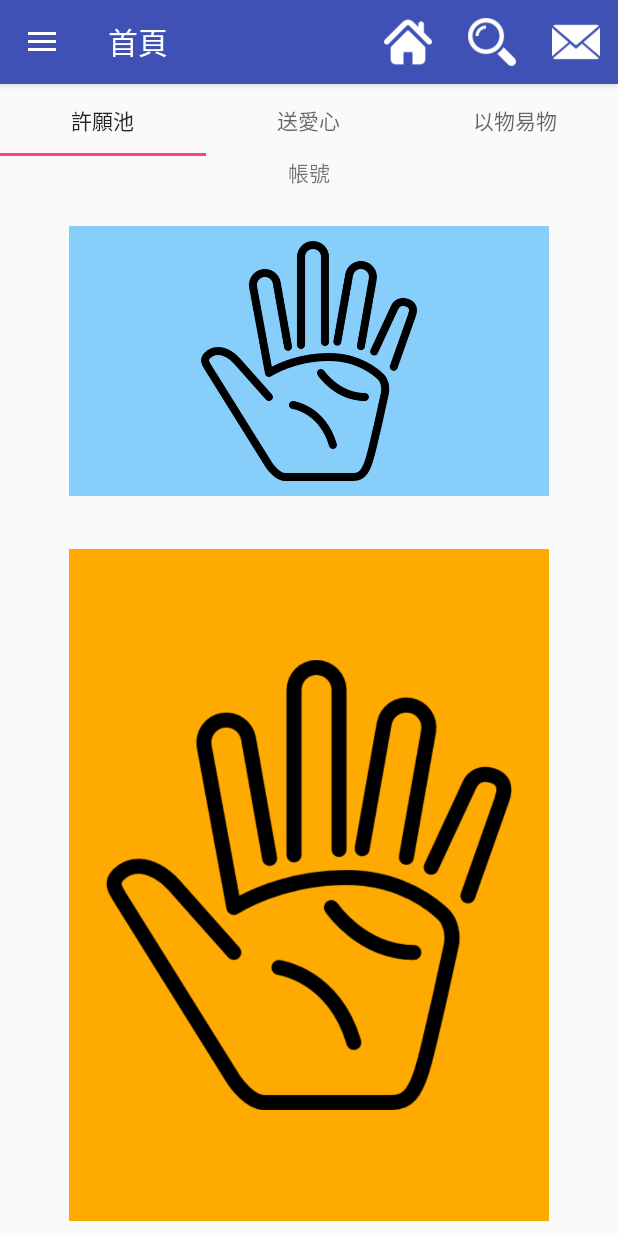
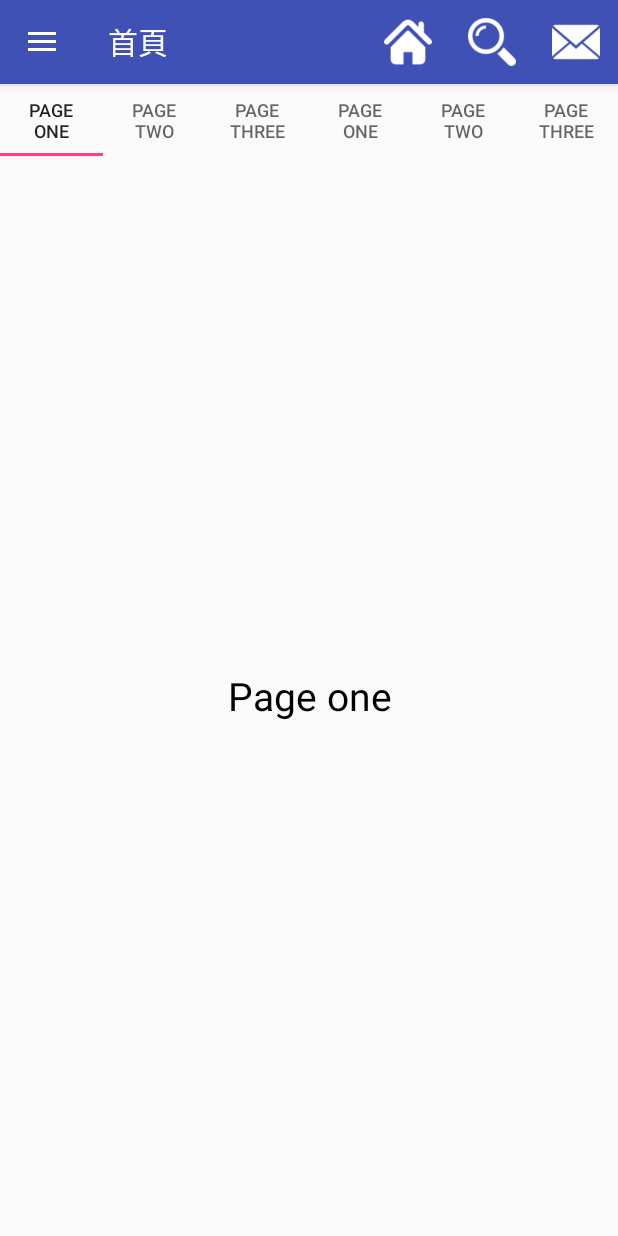
Before and after one commit to Apocalypse06/WeShareAPP, an Android app: the screen it shows after launch (MainActivity), after a tap on "首頁", on a phone screen of 412 x 824 dp. Run offline under Robolectric (Android 15) with nearby library versions, the phone set to English and light mode, and no system bars; 1 other tap on this screen came first.

Commit message:
ViewPage完成

```diff
--- a/app/src/main/java/com/example/ntut/weshare/MainActivity.java
+++ b/app/src/main/java/com/example/ntut/weshare/MainActivity.java
@@ -7,12 +7,15 @@ import android.content.pm.PackageManager;
 import android.graphics.Bitmap;
 import android.os.Bundle;
 import android.support.design.widget.NavigationView;
+import android.support.design.widget.TabLayout;
 import android.support.v4.app.ActivityCompat;
 import android.support.v4.app.Fragment;
 import android.support.v4.app.FragmentManager;
 import android.support.v4.app.FragmentTransaction;
 import android.support.v4.content.ContextCompat;
 import android.support.v4.view.GravityCompat;
+import android.support.v4.view.PagerAdapter;
+import android.support.v4.view.ViewPager;
 import android.support.v4.widget.DrawerLayout;
 import android.support.v7.app.ActionBar;
 import android.support.v7.app.ActionBarDrawerToggle;
@@ -22,6 +25,7 @@ import android.view.Menu;
 import android.view.MenuInflater;
 import android.view.MenuItem;
 import android.view.View;
+import android.view.ViewGroup;
 import android.widget.ImageView;
 import android.widget.TextView;
 import android.widget.Toast;
@@ -38,8 +42,13 @@ import com.example.ntut.weshare.member.MemberRegisterActivity;
 import com.example.ntut.weshare.member.MemberUpdateActivity;
 import com.example.ntut.weshare.member.User;
 import com.example.ntut.weshare.member.historyFragment;
+import com.example.ntut.weshare.viewtest.PageOne;
+import com.example.ntut.weshare.viewtest.PageThree;
+import com.example.ntut.weshare.viewtest.PageTwo;
+import com.example.ntut.weshare.viewtest.PageView;
 import com.example.ntut.weshare.viewtest.ViewActivity;
 
+import java.util.ArrayList;
 import java.util.List;
 
 import static com.example.ntut.weshare.R.id.etNumber;
@@ -56,6 +65,11 @@ public class MainActivity extends AppCompatActivity {
     private TextView testUser;
 
     Bitmap bitmap = null;
+
+    private TabLayout mTablayout;
+    private ViewPager mViewPager;
+    private List<PageView> pageList;
+
 
     private final static int REQ_PERMISSIONS = 0;
 
@@ -111,8 +125,6 @@ public class MainActivity extends AppCompatActivity {
     }
 
 
-
-
     private void askPermissions() {
         String[] permissions = {
                 Manifest.permission.WRITE_EXTERNAL_STORAGE
@@ -126,7 +138,6 @@ public class MainActivity extends AppCompatActivity {
                     REQ_PERMISSIONS);
         }
     }
-
 
 
     private void cleanPreferences() {
@@ -197,7 +208,63 @@ public class MainActivity extends AppCompatActivity {
         Fragment fragment = new HomeFragment();
         switchFragment(fragment);
         setTitle(R.string.tx_homeIndex);
+
+        mTablayout = (TabLayout) findViewById(R.id.tabs);
+        mTablayout.addTab(mTablayout.newTab().setText("Page one"));
+        mTablayout.addTab(mTablayout.newTab().setText("Page two"));
+        mTablayout.addTab(mTablayout.newTab().setText("Page three"));
+
+        mViewPager = (ViewPager) findViewById(R.id.pager);
+        mViewPager.setAdapter(new SamplePagerAdapter());
+        initListener();
+
     }
+
+    private class SamplePagerAdapter extends PagerAdapter {
+
+        @Override
+        public int getCount() {
+            return pageList.size();
+        }
+
+        @Override
+        public boolean isViewFromObject(View view, Object o) {
+            return o == view;
+        }
+
+        @Override
+        public Object instantiateItem(ViewGroup container, int position) {
+            container.addView(pageList.get(position));
+            return pageList.get(position);
+        }
+
+        @Override
+        public void destroyItem(ViewGroup container, int position, Object object) {
+            container.removeView((View) object);
+        }
+
+    }
+
+    private void initListener() {
+        mTablayout.setOnTabSelectedListener(new TabLayout.OnTabSelectedListener() {
+            @Override
+            public void onTabSelected(TabLayout.Tab tab) {
+                mViewPager.setCurrentItem(tab.getPosition());
+            }
+
+            @Override
+            public void onTabUnselected(TabLayout.Tab tab) {
+
+            }
+
+            @Override
+            public void onTabReselected(TabLayout.Tab tab) {
+
+            }
+        });
+        mViewPager.addOnPageChangeListener(new TabLayout.TabLayoutOnPageChangeListener(mTablayout));
+    }
+
 
     private void switchFragment(Fragment fragment) {
         FragmentManager fragmentManager = getSupportFragmentManager();
@@ -212,6 +279,12 @@ public class MainActivity extends AppCompatActivity {
         actionBarDrawerToggle = new ActionBarDrawerToggle(this, drawerLayout, R.string.tx_open, R.string.tx_close);
         drawerLayout.setDrawerListener(actionBarDrawerToggle);
 
+        ///
+        pageList = new ArrayList<>();
+        pageList.add(new PageOne(MainActivity.this));
+        pageList.add(new PageTwo(MainActivity.this));
+        pageList.add(new PageThree(MainActivity.this));
+        ///
 
         NavigationView view = (NavigationView) findViewById(R.id.navigation_view);
         SharedPreferences pref = getSharedPreferences(Common.PREF_FILE, MODE_PRIVATE);
@@ -228,7 +301,7 @@ public class MainActivity extends AppCompatActivity {
         pref = getSharedPreferences(Common.PREF_FILE, MODE_PRIVATE);
         String name = pref.getString("name", "尚未登入，請進行登入");
         login = pref.getBoolean("login", false);
-        if(login == true){
+        if (login == true) {
             showAllSpots();
             ivUser.setImageBitmap(bitmap);
             tvUserName.setText(name + "  歡迎回來");
--- /dev/null
+++ b/app/src/main/java/com/example/ntut/weshare/PageOne.java
@@ -0,0 +1,26 @@
+package com.example.ntut.weshare;
+
+import android.content.Context;
+import android.view.LayoutInflater;
+import android.view.View;
+import android.widget.TextView;
+
+/**
+ * Created by rick on 2016/7/9.
+ */
+
+public class PageOne extends PageView {
+    public PageOne(Context context) {
+        super(context);
+        View view = LayoutInflater.from(context).inflate(R.layout.page_content, null);
+        TextView textView = (TextView) view.findViewById(R.id.text);
+        textView.setText("Page one");
+        addView(view);
+
+    }
+
+    @Override
+    public void refresh() {
+
+    }
+}
--- /dev/null
+++ b/app/src/main/java/com/example/ntut/weshare/PageThree.java
@@ -0,0 +1,25 @@
+package com.example.ntut.weshare;
+
+import android.content.Context;
+import android.view.LayoutInflater;
+import android.view.View;
+import android.widget.TextView;
+
+/**
+ * Created by rick on 2016/7/9.
+ */
+
+public class PageThree extends PageView {
+    public PageThree(Context context) {
+        super(context);
+        View view = LayoutInflater.from(context).inflate(R.layout.page_content, null);
+        TextView textView = (TextView) view.findViewById(R.id.text);
+        textView.setText("Page Three");
+        addView(view);
+    }
+
+    @Override
+    public void refresh() {
+
+    }
+}
--- /dev/null
+++ b/app/src/main/java/com/example/ntut/weshare/PageTwo.java
@@ -0,0 +1,25 @@
+package com.example.ntut.weshare;
+
+import android.content.Context;
+import android.view.LayoutInflater;
+import android.view.View;
+import android.widget.TextView;
+
+/**
+ * Created by rick on 2016/7/9.
+ */
+
+public class PageTwo extends PageView {
+    public PageTwo(Context context) {
+        super(context);
+        View view = LayoutInflater.from(context).inflate(R.layout.page_content, null);
+        TextView textView = (TextView) view.findViewById(R.id.text);
+        textView.setText("Page two");
+        addView(view);
+    }
+
+    @Override
+    public void refresh() {
+
+    }
+}
--- /dev/null
+++ b/app/src/main/java/com/example/ntut/weshare/PageView.java
@@ -0,0 +1,16 @@
+package com.example.ntut.weshare;
+
+import android.content.Context;
+import android.widget.RelativeLayout;
+
+/**
+ * Created by rick on 2016/7/9.
+ */
+
+public abstract class PageView extends RelativeLayout {
+    public PageView(Context context) {
+        super(context);
+    }
+
+    public abstract void refresh();
+}
--- a/app/src/main/java/com/example/ntut/weshare/viewtest/ViewActivity.java
+++ b/app/src/main/java/com/example/ntut/weshare/viewtest/ViewActivity.java
@@ -18,6 +18,7 @@ public class ViewActivity extends AppCompatActivity {
     private TabLayout mTablayout;
     private ViewPager mViewPager;
     private List<PageView> pageList;
+
     @Override
     protected void onCreate(Bundle savedInstanceState) {
         super.onCreate(savedInstanceState);
@@ -41,7 +42,8 @@ public class ViewActivity extends AppCompatActivity {
 
         mViewPager = (ViewPager) findViewById(R.id.pager);
         mViewPager.setAdapter(new SamplePagerAdapter());
-        initListener();
+//        mViewPager.setAdapter(new SamplePagerAdapter());
+//        initListener();
     }
 
     private void initListener() {
@@ -82,6 +84,7 @@ public class ViewActivity extends AppCompatActivity {
             container.addView(pageList.get(position));
             return pageList.get(position);
         }
+
         @Override
         public void destroyItem(ViewGroup container, int position, Object object) {
             container.removeView((View) object);
--- a/app/src/main/res/layout/activity_main.xml
+++ b/app/src/main/res/layout/activity_main.xml
@@ -1,12 +1,29 @@
 <?xml version="1.0" encoding="utf-8"?>
-
-
 <android.support.v4.widget.DrawerLayout xmlns:android="http://schemas.android.com/apk/res/android"
     xmlns:app="http://schemas.android.com/apk/res-auto"
     xmlns:tools="http://schemas.android.com/tools"
     android:id="@+id/home_index"
     android:layout_width="match_parent"
     android:layout_height="match_parent">
+
+    <RelativeLayout xmlns:android="http://schemas.android.com/apk/res/android"
+        xmlns:app="http://schemas.android.com/apk/res-auto"
+        xmlns:tools="http://schemas.android.com/tools"
+        android:id="@+id/activity_main"
+        android:layout_width="match_parent"
+        android:layout_height="match_parent">
+
+        <android.support.design.widget.TabLayout
+            android:id="@+id/tabs"
+            android:layout_width="match_parent"
+            android:layout_height="wrap_content" />
+
+        <android.support.v4.view.ViewPager
+            android:id="@+id/pager"
+            android:layout_width="match_parent"
+            android:layout_height="match_parent"
+            android:layout_below="@id/tabs" />
+    </RelativeLayout>
 
 
     <FrameLayout
@@ -21,9 +38,8 @@
         android:layout_width="wrap_content"
         android:layout_height="match_parent"
         android:layout_gravity="start"
+        app:menu="@menu/navigate_menu" />
+    <!--app:headerLayout="@layout/navigate_header"-->/>
 
-        app:menu="@menu/navigate_menu"
-        />
-    <!--app:headerLayout="@layout/navigate_header"-->
 
 </android.support.v4.widget.DrawerLayout>
--- a/app/src/main/res/layout/home_fragment.xml
+++ b/app/src/main/res/layout/home_fragment.xml
@@ -1,56 +1,74 @@
-<LinearLayout xmlns:android="http://schemas.android.com/apk/res/android"
+<!--<LinearLayout xmlns:android="http://schemas.android.com/apk/res/android"-->
+    <!--xmlns:tools="http://schemas.android.com/tools"-->
+    <!--android:layout_width="match_parent"-->
+    <!--android:layout_height="match_parent"-->
+    <!--android:orientation="vertical"-->
+    <!--tools:context="com.example.ntut.weshare.home.HomeFragment">-->
+
+    <!--&lt;!&ndash;<FrameLayout&ndash;&gt;-->
+        <!--&lt;!&ndash;android:id="@+id/homeBody"&ndash;&gt;-->
+        <!--&lt;!&ndash;android:layout_width="match_parent"&ndash;&gt;-->
+        <!--&lt;!&ndash;android:layout_height="wrap_content" >&ndash;&gt;-->
+
+        <!--<android.support.design.widget.TabLayout-->
+            <!--android:layout_width="match_parent"-->
+            <!--android:layout_height="wrap_content">-->
+
+            <!--<android.support.design.widget.TabItem-->
+                <!--android:layout_width="wrap_content"-->
+                <!--android:layout_height="wrap_content"-->
+                <!--android:text="@string/tx_wishPool" />-->
+
+            <!--<android.support.design.widget.TabItem-->
+                <!--android:layout_width="wrap_content"-->
+                <!--android:layout_height="wrap_content"-->
+                <!--android:text="@string/tx_loveTo" />-->
+
+            <!--<android.support.design.widget.TabItem-->
+                <!--android:layout_width="wrap_content"-->
+                <!--android:layout_height="wrap_content"-->
+                <!--android:text="@string/tx_changeStuff" />-->
+        <!--</android.support.design.widget.TabLayout>-->
+    <!--&lt;!&ndash;</FrameLayout>&ndash;&gt;-->
+    <!--<TextView-->
+        <!--android:id="@+id/testUser"-->
+        <!--android:layout_width="match_parent"-->
+        <!--android:layout_height="wrap_content"-->
+        <!--android:gravity="center"-->
+        <!--android:text="帳號"/>-->
+    <!--<ImageView-->
+        <!--android:layout_width="320dp"-->
+        <!--android:layout_height="180dp"-->
+        <!--android:layout_gravity="center"-->
+        <!--android:background="#87CEFA"-->
+        <!--android:padding="10dp"-->
+        <!--android:layout_margin="25dp"-->
+        <!--android:src="@drawable/hand" />-->
+    <!--<ImageView-->
+        <!--android:layout_width="320dp"-->
+        <!--android:layout_height="match_parent"-->
+        <!--android:layout_gravity="center"-->
+        <!--android:background="#ffaa00"-->
+        <!--android:padding="10dp"-->
+        <!--android:layout_margin="10dp"-->
+        <!--&lt;!&ndash;android:src="@drawable/hand" />&ndash;&gt;-->
+
+<!--</LinearLayout>-->
+<RelativeLayout xmlns:android="http://schemas.android.com/apk/res/android"
+    xmlns:app="http://schemas.android.com/apk/res-auto"
     xmlns:tools="http://schemas.android.com/tools"
+    android:id="@+id/activity_main"
     android:layout_width="match_parent"
-    android:layout_height="match_parent"
-    android:orientation="vertical"
-    tools:context="com.example.ntut.weshare.home.HomeFragment">
+    android:layout_height="match_parent">
 
-    <!--<FrameLayout-->
-        <!--android:id="@+id/homeBody"-->
-        <!--android:layout_width="match_parent"-->
-        <!--android:layout_height="wrap_content" >-->
-
-        <android.support.design.widget.TabLayout
-            android:layout_width="match_parent"
-            android:layout_height="wrap_content">
-
-            <android.support.design.widget.TabItem
-                android:layout_width="wrap_content"
-                android:layout_height="wrap_content"
-                android:text="@string/tx_wishPool" />
-
-            <android.support.design.widget.TabItem
-                android:layout_width="wrap_content"
-                android:layout_height="wrap_content"
-                android:text="@string/tx_loveTo" />
-
-            <android.support.design.widget.TabItem
-                android:layout_width="wrap_content"
-                android:layout_height="wrap_content"
-                android:text="@string/tx_changeStuff" />
-        </android.support.design.widget.TabLayout>
-    <!--</FrameLayout>-->
-    <TextView
-        android:id="@+id/testUser"
+    <android.support.design.widget.TabLayout
         android:layout_width="match_parent"
         android:layout_height="wrap_content"
-        android:gravity="center"
-        android:text="帳號"/>
-    <ImageView
-        android:layout_width="320dp"
-        android:layout_height="180dp"
-        android:layout_gravity="center"
-        android:background="#87CEFA"
-        android:padding="10dp"
-        android:layout_margin="25dp"
-        android:src="@drawable/hand" />
-    <ImageView
-        android:layout_width="320dp"
-        android:layout_height="match_parent"
-        android:layout_gravity="center"
-        android:background="#ffaa00"
-        android:padding="10dp"
-        android:layout_margin="10dp"
-        android:src="@drawable/hand" />
-
-</LinearLayout>
+        android:id="@+id/tabs"
+        />
+    <android.support.v4.view.ViewPager
+        android:id="@+id/pager"
+        android:layout_below="@id/tabs"
+        android:layout_width="match_parent"
+        android:layout_height="match_parent" />
+</RelativeLayout>
```
